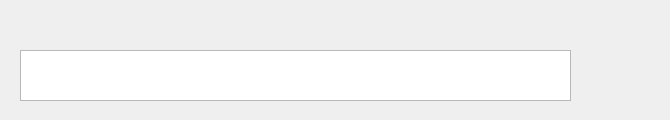
Old version of the form test1/audiowindowwidget.ui in the repository NullBrainer/AmishMediaPlayer.
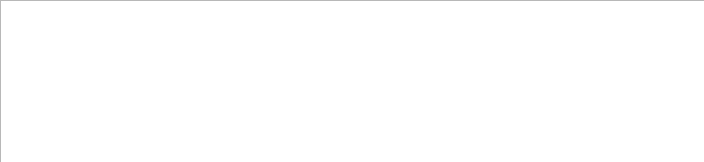
New version of the form.

The edit to the form file:
```diff
--- a/test1/audiowindowwidget.ui
+++ b/test1/audiowindowwidget.ui
@@ -6,8 +6,8 @@
    <rect>
     <x>0</x>
     <y>0</y>
-    <width>670</width>
-    <height>120</height>
+    <width>704</width>
+    <height>162</height>
    </rect>
   </property>
   <property name="windowTitle">
@@ -16,10 +16,10 @@
   <widget class="QGraphicsView" name="ButtonController">
    <property name="geometry">
     <rect>
-     <x>20</x>
-     <y>50</y>
-     <width>551</width>
-     <height>51</height>
+     <x>0</x>
+     <y>0</y>
+     <width>711</width>
+     <height>171</height>
     </rect>
    </property>
   </widget>
```
